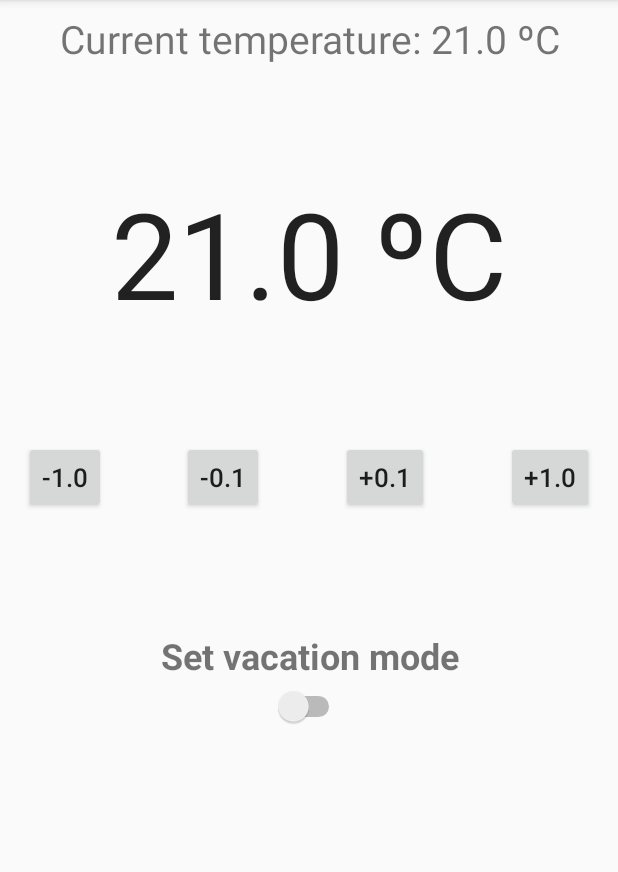
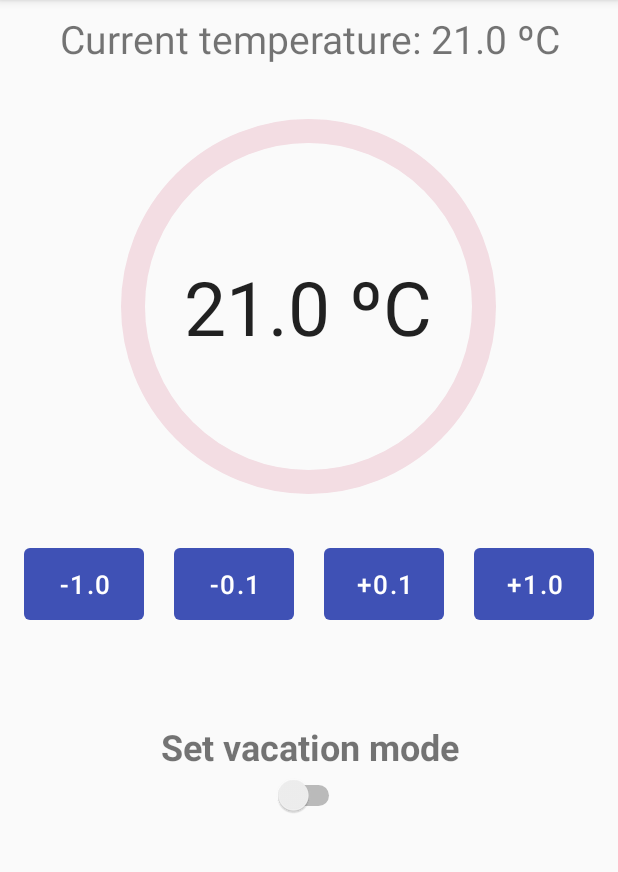
Before and after one commit to AntRolBla/Assignment4HTI, an Android app: the screen it shows after launch (BaseActivity), on a phone screen of 412 x 824 dp, the part 84-956 px from its top. Run offline under Robolectric (Android 15) with nearby library versions, the phone set to English and light mode, and no system bars; our stand-ins replace ButterKnife; libraries missing offline, so code that uses them is left out: com.wdullaer.materialdatetimepicker; 3 statements that could not run were skipped.

Commit message:
Updated buttons and layout

```diff
--- /dev/null
+++ b/ThermostatApp/app/src/main/java/a2id40/thermostatapp/fragments/Utils/AnimatedColor.java
@@ -0,0 +1,66 @@
+package a2id40.thermostatapp.fragments.Utils;
+
+import android.graphics.Color;
+
+/**
+ * Created by rafael on 6/17/16.
+ */
+
+public class AnimatedColor {
+
+    private static final float ERROR = 0.001f;
+
+    private final int start;
+    private final int end;
+    private final float[] vector0;
+    private final float[] vector1;
+
+    public AnimatedColor(int start, int end) {
+        this.start = start;
+        this.end = end;
+        this.vector0 = toVector(toHSV(start));
+        this.vector1 = toVector(toHSV(end));
+    }
+
+    public int with(float delta) {
+        if (delta <= 0)
+            return start;
+        if (delta >= 1)
+            return end;
+        return Color.HSVToColor(toHSV(move(vector0, vector1, delta)));
+    }
+
+    public static float[] move(float[] vector0, float[] vector1, float delta) {
+        float[] vector = new float[3];
+        vector[0] = (vector1[0] - vector0[0]) * delta + vector0[0];
+        vector[1] = (vector1[1] - vector0[1]) * delta + vector0[1];
+        vector[2] = (vector1[2] - vector0[2]) * delta + vector0[2];
+        return vector;
+    }
+
+    public static float[] toHSV(int color) {
+        float[] hsv = new float[3];
+        Color.colorToHSV(color, hsv);
+        return hsv;
+    }
+
+    public static float[] toVector(float[] hsv) {
+        float[] vector = new float[3];
+        double rad = Math.PI * hsv[0] / 180;
+        vector[0] = (float) Math.cos(rad) * hsv[1];
+        vector[1] = (float) Math.sin(rad) * hsv[1];
+        vector[2] = hsv[2];
+        return vector;
+    }
+
+    public static float[] toHSV(float[] vector) {
+        float[] hsv = new float[3];
+        hsv[1] = (float) Math.sqrt(vector[0] * vector[0] + vector[1] * vector[1]);
+        hsv[0] = hsv[1] < ERROR ? 0 :
+                (float) (Math.atan2(vector[1] / hsv[1], vector[0] / hsv[1]) * 180 / Math.PI);
+        if (hsv[0] < 0)
+            hsv[0] += 360f;
+        hsv[2] = vector[2];
+        return hsv;
+    }
+}
--- a/ThermostatApp/app/src/main/java/a2id40/thermostatapp/fragments/main/MainFragment.java
+++ b/ThermostatApp/app/src/main/java/a2id40/thermostatapp/fragments/main/MainFragment.java
@@ -1,13 +1,17 @@
 package a2id40.thermostatapp.fragments.main;
 
 import android.app.Activity;
+import android.graphics.Color;
+import android.graphics.drawable.GradientDrawable;
 import android.os.Bundle;
 import android.support.annotation.Nullable;
 import android.support.design.widget.Snackbar;
+import android.support.v4.content.ContextCompat;
 import android.view.LayoutInflater;
 import android.view.View;
 import android.view.ViewGroup;
 import android.widget.Button;
+import android.widget.FrameLayout;
 import android.widget.LinearLayout;
 import android.widget.Switch;
 import android.widget.TextView;
@@ -23,6 +27,7 @@ import a2id40.thermostatapp.data.models.TemperatureModel;
 import a2id40.thermostatapp.data.models.UpdateResponse;
 import a2id40.thermostatapp.data.models.WeekProgramModel;
 import a2id40.thermostatapp.data.models.WeekProgramState;
+import a2id40.thermostatapp.fragments.Utils.AnimatedColor;
 import a2id40.thermostatapp.fragments.Utils.SnackBarHelper;
 import butterknife.BindView;
 import butterknife.ButterKnife;
@@ -68,6 +73,9 @@ public class MainFragment extends android.support.v4.app.Fragment implements Vie
     @BindView(R.id.fragment_main_vacation_switch)
     Switch mVacationSwitch;
 
+    @BindView(R.id.fragment_main_temperature_circle)
+    FrameLayout mTempCircle;
+
     //endregion
 
     // region Variables declaration
@@ -108,7 +116,7 @@ public class MainFragment extends android.support.v4.app.Fragment implements Vie
             public void run() {
                 try {
                     while (!isInterrupted()) {
-                        Thread.sleep(5000);
+                        Thread.sleep(20000);
                         act.runOnUiThread(new Runnable() {
                             @Override
                             public void run() {
@@ -155,6 +163,15 @@ public class MainFragment extends android.support.v4.app.Fragment implements Vie
     private void setupTexts(){
         mInfoTextView.setText(String.format(getString(R.string.fragment_main_info_format), mCurrentTemperature));
         mTemperatureTextView.setText(String.format(getString(R.string.fragment_main_temp_format), mTargetTemperature));
+        updateCircleColor();
+    }
+
+    private void updateCircleColor() {
+        double value = (mTargetTemperature - MIN_TEMPERATURE) / (MAX_TEMPERATURE - MIN_TEMPERATURE);
+        AnimatedColor color = new AnimatedColor(ContextCompat.getColor(getContext(), R.color.lightBlue), ContextCompat.getColor(getContext(), R.color.lightRed));
+        int resultColor = color.with((float)value);
+        GradientDrawable background = (GradientDrawable) mTempCircle.getBackground();
+        background.setStroke(24, resultColor);
     }
 
     // Setting the listener for the buttons
--- a/ThermostatApp/app/src/main/res/drawable/bkg_button_default.xml
+++ b/ThermostatApp/app/src/main/res/drawable/bkg_button_default.xml
@@ -2,5 +2,5 @@
 <shape xmlns:android="http://schemas.android.com/apk/res/android"
     android:shape="rectangle">
     <corners android:radius="4dp"/>
-    <solid android:color="@color/buttonPrimary"/>
+    <solid android:color="@color/colorPrimary"/>
 </shape>
--- a/ThermostatApp/app/src/main/res/drawable/bkg_button_disabled.xml
+++ b/ThermostatApp/app/src/main/res/drawable/bkg_button_disabled.xml
@@ -3,7 +3,7 @@
     <item>
         <shape android:shape="rectangle">
             <corners android:radius="4dp"/>
-            <solid android:color="@color/buttonPrimary"/>
+            <solid android:color="@color/colorPrimary"/>
         </shape>
     </item>
     <item>
--- a/ThermostatApp/app/src/main/res/drawable/bkg_button_pressed.xml
+++ b/ThermostatApp/app/src/main/res/drawable/bkg_button_pressed.xml
@@ -2,7 +2,7 @@
     <item>
         <shape android:shape="rectangle">
             <corners android:radius="4dp"/>
-            <solid android:color="@color/buttonPrimary"/>
+            <solid android:color="@color/colorPrimary"/>
         </shape>
     </item>
     <item>
--- /dev/null
+++ b/ThermostatApp/app/src/main/res/drawable/main_circle.xml
@@ -0,0 +1,7 @@
+<?xml version="1.0" encoding="utf-8"?>
+<shape xmlns:android="http://schemas.android.com/apk/res/android"
+    android:shape="oval">
+    <stroke
+        android:width="6dp"
+        android:color="#000"/>
+</shape>
--- a/ThermostatApp/app/src/main/res/layout/fragment_main.xml
+++ b/ThermostatApp/app/src/main/res/layout/fragment_main.xml
@@ -20,24 +20,32 @@
         android:singleLine="false"
         android:text="New text" />
 
-    <TextView
-        android:layout_width="wrap_content"
-        android:layout_height="wrap_content"
-        android:textAppearance="?android:attr/textAppearanceLarge"
-        android:text="20.1ºC"
-        android:id="@+id/fragment_main_temperature_textview"
-        android:textSize="80sp"
+    <FrameLayout
+        android:id="@+id/fragment_main_temperature_circle"
+        android:layout_width="250dp"
+        android:layout_height="250dp"
         android:layout_gravity="center"
-        android:layout_marginTop="72dp"
-        android:layout_marginBottom="72dp"/>
+        android:layout_marginTop="36dp"
+        android:layout_marginBottom="36dp"
+        android:background="@drawable/main_circle">
+        <TextView
+            android:layout_width="wrap_content"
+            android:layout_height="wrap_content"
+            android:textAppearance="?android:attr/textAppearanceLarge"
+            android:text="20.1ºC"
+            android:id="@+id/fragment_main_temperature_textview"
+            android:textSize="50sp"
+            android:layout_gravity="center"/>
+    </FrameLayout>
+
 
     <LinearLayout
         android:layout_width="match_parent"
         android:layout_height="wrap_content"
         android:orientation="horizontal">
         <Button
-            style="?android:attr/buttonStyleSmall"
-            android:layout_width="wrap_content"
+            style="@style/AppButton.Primary"
+            android:layout_width="80dp"
             android:layout_height="wrap_content"
             android:text="@string/fragment_main_minus1_label"
             android:id="@+id/fragment_main_minus1_button"
@@ -51,8 +59,8 @@
             android:layout_weight="1"/>
 
         <Button
-            style="?android:attr/buttonStyleSmall"
-            android:layout_width="wrap_content"
+            style="@style/AppButton.Primary"
+            android:layout_width="80dp"
             android:layout_height="wrap_content"
             android:text="@string/fragment_main_minus01_label"
             android:id="@+id/fragment_main_minus01_button"
@@ -64,8 +72,8 @@
             android:layout_weight="1"/>
 
         <Button
-            style="?android:attr/buttonStyleSmall"
-            android:layout_width="wrap_content"
+            style="@style/AppButton.Primary"
+            android:layout_width="80dp"
             android:layout_height="wrap_content"
             android:text="@string/fragment_main_plus01_label"
             android:id="@+id/fragment_main_plus01_button"
@@ -77,8 +85,8 @@
             android:layout_weight="1"/>
 
         <Button
-            style="?android:attr/buttonStyleSmall"
-            android:layout_width="wrap_content"
+            style="@style/AppButton.Primary"
+            android:layout_width="80dp"
             android:layout_height="wrap_content"
             android:text="@string/fragment_main_plus1_label"
             android:id="@+id/fragment_main_plus1_button"
--- a/ThermostatApp/app/src/main/res/values/colors.xml
+++ b/ThermostatApp/app/src/main/res/values/colors.xml
@@ -2,13 +2,14 @@
 <resources>
     <color name="colorPrimary">#3F51B5</color>
     <color name="colorPrimaryDark">#303F9F</color>
-    <color name="colorAccent">#FF4081</color>
+    <color name="colorAccent">#ff9800</color>
 
     <color name="buttonPrimary">#5C6BC0</color>
     <color name="white">#FFFFFF</color>
     <color name="lightGray">#DEDDDC</color>
-    <color name="lightRed">#ff7043</color>
+    <color name="lightRed">#F2704F</color>
     <color name="lightGreen">#8bc34a</color>
+    <color name="lightBlue">#03A9F4</color>
 
     <color name="color_mask_highlighted">#1A000000</color>
     <color name="color_mask_disabled">#66FFFFFF</color>
```
